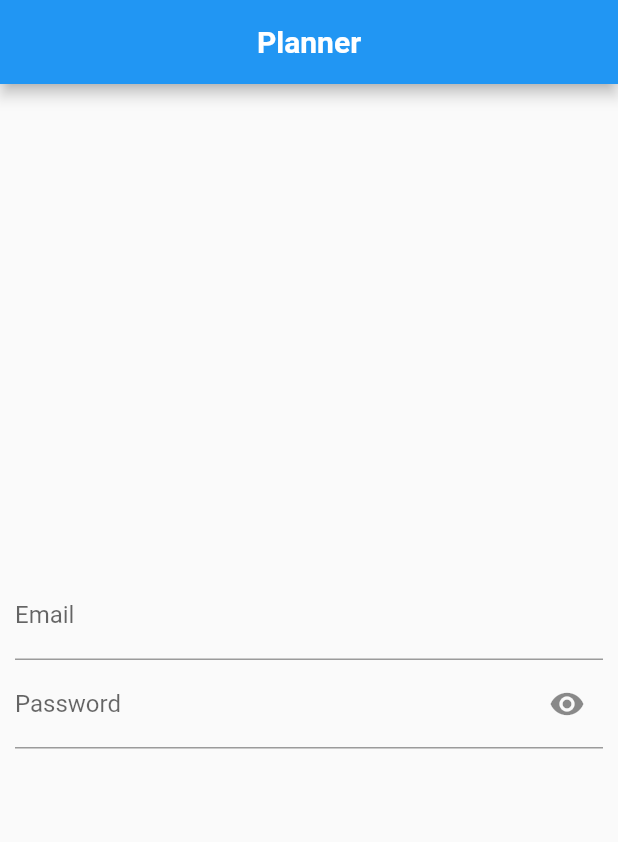
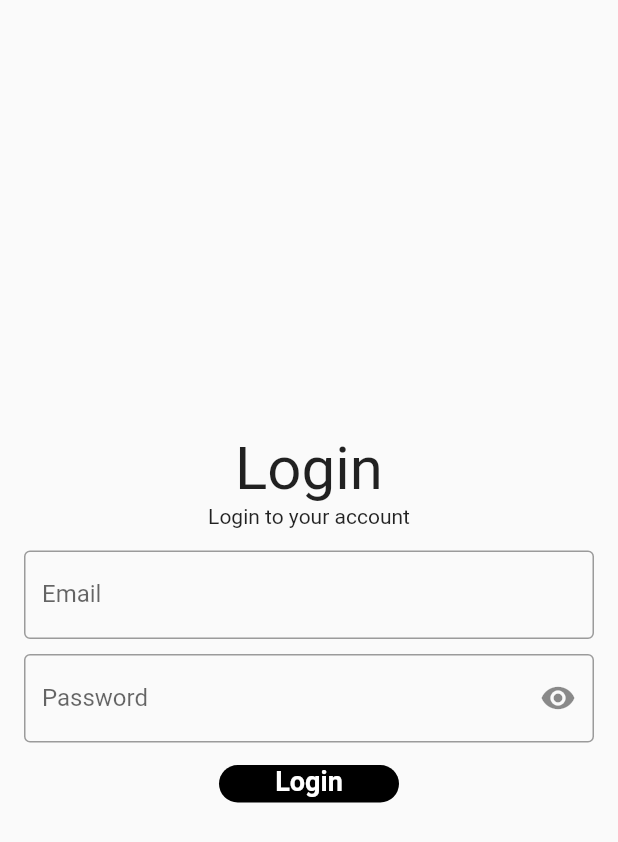
Before and after one commit to emirkaya57/planner_app, a Flutter app: the screen it shows after launch, on a phone screen of 412 x 824 dp. Shown: the top 842 px of the screen. Run offline on Flutter 3.47's test engine with Material 2 defaults, Android fonts, the phone set to English and light mode, and no system bars; our stand-ins replace table_calendar.

Commit message:
calendar table

```diff
--- a/lib/main.dart
+++ b/lib/main.dart
@@ -6,10 +6,11 @@ void main() => runApp(MyApp());
 class MyApp extends StatelessWidget {
   @override
   Widget build(BuildContext context) {
-    return MaterialApp(
+    return const MaterialApp(
+      debugShowCheckedModeBanner: false,
       title: 'Planner App',
       home: Scaffold(
-        body:LoginPage(),
+        body: LoginPage(),
       ),
     );
   }
--- a/lib/user/loginPage.dart
+++ b/lib/user/loginPage.dart
@@ -1,7 +1,9 @@
+import 'package:flutter/cupertino.dart';
 import 'package:flutter/material.dart';
+import 'package:planner_app/pages/CalendarPage.dart';
 
 class LoginPage extends StatefulWidget {
- const LoginPage({Key? key}) : super(key: key);
+  const LoginPage({Key? key}) : super(key: key);
 
   @override
   State<LoginPage> createState() => _LoginPageState();
@@ -12,46 +14,89 @@ class _LoginPageState extends State<LoginPage> {
   @override
   Widget build(BuildContext context) {
     return Scaffold(
-      appBar: AppBar(
+      /*  appBar: AppBar(
+        backgroundColor: Colors.white,
         title: const Text(
           'Planner',
-          style: TextStyle(fontWeight: FontWeight.bold),
+          style: TextStyle(fontWeight: FontWeight.bold, color: Colors.black),
         ),
         centerTitle: true,
-      ),
-      body: Container(
-        padding: const EdgeInsets.all(10),
-        child: Column(
-          mainAxisAlignment: MainAxisAlignment.center,
-          children: [
+      ), */
+      body: Center(
+        child: Padding(
+          padding: const EdgeInsets.all(16.0),
+          child: Column(mainAxisAlignment: MainAxisAlignment.center, children: [
+            const Text(
+              'Login',
+              style: TextStyle(fontSize: 40),
+            ),
+            const Text('Login to your account'),
+            const SizedBox(
+              height: 15,
+            ),
             const TextField(
               keyboardType: TextInputType.emailAddress,
               decoration: InputDecoration(
+                border: OutlineInputBorder(borderSide: BorderSide(width: 2)),
                 labelText: 'Email',
               ),
+            ),
+            const SizedBox(
+              height: 10,
             ),
             TextField(
               obscureText: passwordVisible,
               keyboardType: TextInputType.visiblePassword,
               decoration: InputDecoration(
+                  border: const OutlineInputBorder(
+                      borderSide: BorderSide(width: 2)),
                   labelText: 'Password',
                   suffixIcon: InkWell(
-                      onTap: _hiddenPassword(), child: const Icon(Icons.visibility))),
+                      onTap: () {
+                        setState(() {
+                          passwordVisible = !passwordVisible;
+                        });
+                      },
+                      child: const Icon(Icons.visibility))),
             ),
-          ],
+            const SizedBox(
+              height: 15,
+            ),
+            InkWell(
+              onTap: () {
+                Navigator.push(
+                    context,
+                    CupertinoPageRoute(
+                        builder: (context) => const CalendarPage()));
+              },
+              child: Container(
+                width: 120,
+                height: 25,
+                child: Text(
+                  'Login',
+                  textAlign: TextAlign.center,
+                  style: TextStyle(
+                      fontSize: 18,
+                      fontWeight: FontWeight.bold,
+                      color: Colors.white),
+                ),
+                decoration: BoxDecoration(
+                  borderRadius: BorderRadius.circular(15),
+                  color: Colors.black,
+                  /* boxShadow: [
+                      BoxShadow(
+                        color: Colors.grey.withOpacity(0.5),
+                        spreadRadius: 5,
+                        blurRadius: 7,
+                        offset: Offset(0, 3), // changes position of shadow
+                      ),
+                    ], */
+                ),
+              ),
+            ),
+          ]),
         ),
       ),
     );
   }
-
-   _hiddenPassword() {
-    /* if (passwordVisible == true) {
-      passwordVisible == false;
-    } else {
-      passwordVisible == true;
-    } */
-    setState(() {
-      passwordVisible = !passwordVisible;
-    });
-  }
 }
--- a/pubspec.yaml
+++ b/pubspec.yaml
@@ -34,6 +34,7 @@ dependencies:
   # The following adds the Cupertino Icons font to your application.
   # Use with the CupertinoIcons class for iOS style icons.
   cupertino_icons: ^1.0.2
+  table_calendar: ^3.0.6
 
 dev_dependencies:
   flutter_test:
```
Also changed, not shown: lib/pages/CalendarPage.dart (added, +76 -0 lines), pubspec.lock.
